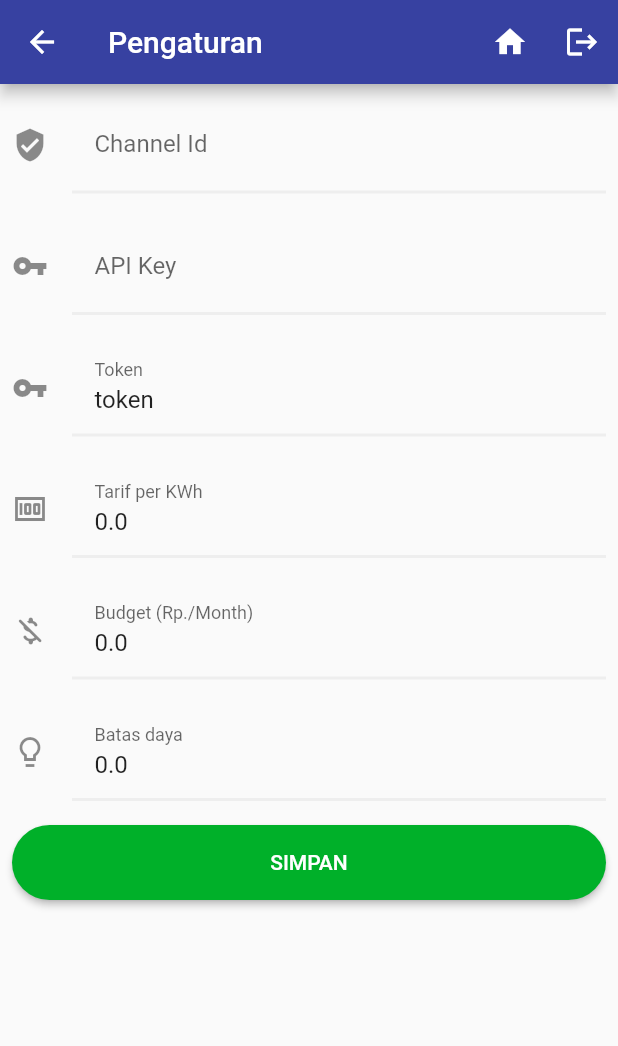
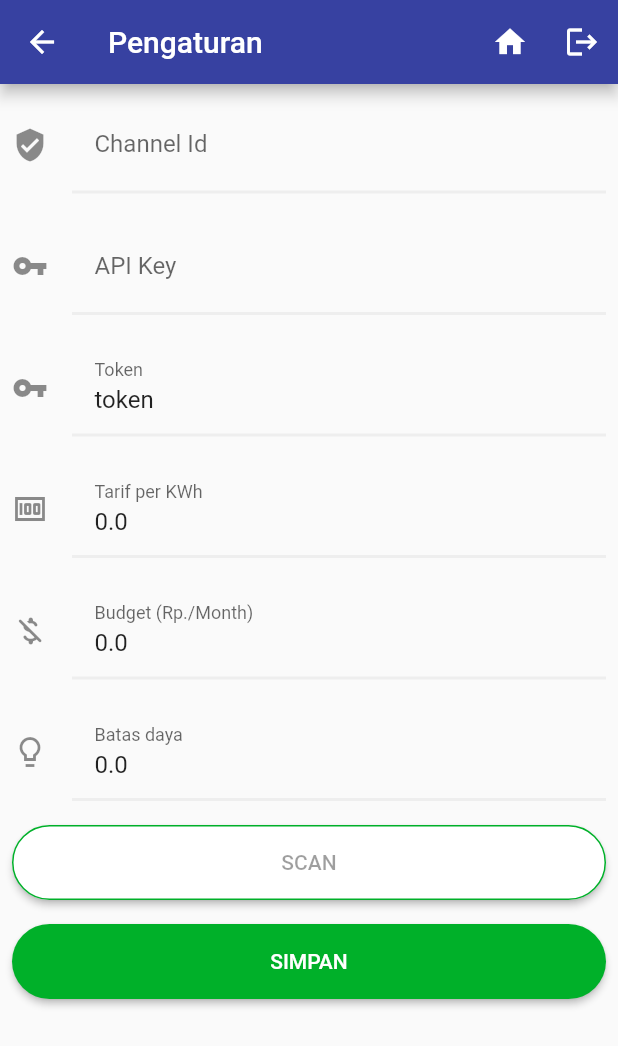
Before and after one commit to fahmi277/hinergi-v9, a Flutter app: the SettingPage screen opened by its route, on a phone screen of 412 x 824 dp. Shown: the top 1046 px of the screen. Run offline on Flutter 3.47's test engine with Material 2 defaults, Android fonts, the light colour scheme and no system bars; our stand-ins replace charts_flutter, dio, flutter_screenutil, fluttertoast, google_fonts, matcher and 5 more; missing offline and left inert: barcode_scan, dart:ffi, qr_code_scanner; accounts and stored records are empty.

Commit message:
update setting

```diff
--- a/lib/login/view/LoginPage.dart
+++ b/lib/login/view/LoginPage.dart
@@ -178,21 +178,8 @@ class _LoginPageState extends State<LoginPage> {
                                                       chanelId = barcode.split(',')[0];
                                                       apiKey = barcode.split(',')[1];
                                                       token = barcode.split(',')[2];
-                                                      // chanelId = barcode.substring( 0, barcode.indexOf(","));
-                                                      // apiKey = barcode.substring(barcode.indexOf(",")+1, barcode.indexOf(",")+2);
-                                                      // token = barcode.substring(barcode.indexOf(",")+2, barcode.length);
-                                                      print("Channe id adalah : $chanelId");
-                                                        this.barcode = chanelId;
-                                                      // if(chanelId.isEmpty && apiKey.isEmpty){
-                                                      //     chanelId = barcode;
-                                                      //   }else if(chanelId.isEmpty && apiKey.isNotEmpty){
-                                                      //     chanelId = barcode;
-                                                      //   }else if(chanelId.isNotEmpty && apiKey.isEmpty){
-                                                      //     apiKey = barcode;
-                                                      //   }else if(chanelId.isNotEmpty && apiKey.isNotEmpty){
-                                                      //     chanelId = barcode;
-                                                      //     apiKey = "";
-                                                      //   }
+                                                      this.barcode = chanelId;
+
                                                     });
                                                   } on PlatformException catch (error) {
                                                     if (error.code == BarcodeScanner.CameraAccessDenied) {
--- a/lib/setting/view/SettingPage.dart
+++ b/lib/setting/view/SettingPage.dart
@@ -1,16 +1,31 @@
+import 'package:barcode_scan/barcode_scan.dart';
 import 'package:flutter/material.dart';
+import 'package:flutter/services.dart';
 import 'package:hinergi_v9/model/setting.dart';
 import 'package:hinergi_v9/setting/model/MyTextFormField.dart';
+import 'package:hinergi_v9/views/HistoryPage.dart';
 // import 'package:hinergi_kwh/view/buttonDate.dart';
 import 'package:shared_preferences/shared_preferences.dart';
 import 'package:flutter_screenutil/flutter_screenutil.dart';
 import 'package:google_fonts/google_fonts.dart';
 import 'package:validators/validators.dart' as validator;
 
-class SettingPage extends StatelessWidget {
+class SettingPage extends StatefulWidget {
+  @override
+  _SettingPage createState() => _SettingPage();
+}
+class _SettingPage extends State<SettingPage> {
   Setting setting = Setting();
   Setting seter = Setting();
-  SettingPage();
+  // SettingPage();
+  String barcode = "";
+  String chanelId = "";
+  String apiKey = "";
+  String token = "";
+
+  String tarif = "";
+  String budget = "";
+  String kwh = "";
 
   final _formKey = GlobalKey<FormState>();
 
@@ -27,6 +42,18 @@ class SettingPage extends StatelessWidget {
       future: seter.getSetting(),
       builder: (context, AsyncSnapshot<Setting> snapshot) {
         if (snapshot.hasData) {
+          if(chanelId == "" || apiKey == "" || token == ""){
+            chanelId = snapshot.data.channelId.toString();
+            apiKey = snapshot.data.apiKey.toString();
+            token = snapshot.data.token.toString();
+          }
+
+          if(tarif == "" || budget == "" || kwh == ""){
+            tarif = snapshot.data.tarifPerKwh.toString();
+            budget = snapshot.data.budgetMax.toString();
+            kwh = snapshot.data.kwhMax.toString();
+          }
+
           return new Scaffold(
               body: SingleChildScrollView(
                   child: Form(
@@ -76,7 +103,7 @@ class SettingPage extends StatelessWidget {
                         MyTextFormField(
                           hintText: 'Masukkan Channel Id anda',
                           labelText: 'Channel Id',
-                          value: snapshot.data.channelId ?? 0,
+                          value: chanelId,
                           isEmail: false,
                           icon: Icon(Icons.verified_user),
                           validator: (String value) {
@@ -92,7 +119,7 @@ class SettingPage extends StatelessWidget {
                         MyTextFormField(
                           hintText: 'Masukkan API Key anda',
                           labelText: 'API Key',
-                          value: snapshot.data.apiKey ?? 0,
+                          value: apiKey,
                           isEmail: false,
                           icon: Icon(Icons.vpn_key_sharp),
                           validator: (String value) {
@@ -108,7 +135,7 @@ class SettingPage extends StatelessWidget {
                         MyTextFormField(
                           hintText: 'Masukkan token anda',
                           labelText: 'Token',
-                          value: snapshot.data.token ?? 0,
+                          value: token,
                           isEmail: false,
                           icon: Icon(Icons.vpn_key_sharp),
                           validator: (String value) {
@@ -171,7 +198,57 @@ class SettingPage extends StatelessWidget {
                         ),
                         Container(
                             // alignment: Alignment.topRight,
-                            child: Padding(
+                          child: Column(
+                            children:[
+                              Padding(
+                                padding: const EdgeInsets.all(8.0),
+                                child: SizedBox(
+                                    width: double.infinity,
+                                    // minWidth: 200.0,
+                                    height: 50.0,
+                                    child: RaisedButton(
+                                      // color: Colors.blueAccent,
+                                      shape: RoundedRectangleBorder(
+                                        borderRadius: BorderRadius.circular(25.0),
+                                        side: BorderSide(color: Color.fromARGB(255,0,176,41))
+                                        // side: BorderSide(color: Colors.red)
+                                      ),
+                                      color: Colors.white,
+                                       onPressed: () async {
+                                                  try {
+                                                    String barcode = await BarcodeScanner.scan();
+                                                    setState(() {
+                                                      // String coba = '1154780,SPZVVOM0D4YO6TX0,horeksdfklj';
+                                                      // print(coba.split(',')[0]);
+                                                      // this.barcode = barcode;
+                                                      chanelId = barcode.split(',')[0];
+                                                      apiKey = barcode.split(',')[1];
+                                                      token = barcode.split(',')[2];
+                                                      this.barcode = snapshot.data.channelId;
+
+                                                    });
+                                                  } on PlatformException catch (error) {
+                                                    if (error.code == BarcodeScanner.CameraAccessDenied) {
+                                                      setState(() {
+                                                        this.barcode = 'Izin kamera tidak diizinkan oleh si pengguna';
+                                                      });
+                                                    } else {
+                                                      setState(() {
+                                                        this.barcode = 'Error: $error';
+                                                      });
+                                                    }
+                                                  }
+                                                },
+                                      child: Text(
+                                        'SCAN',
+                                        style: TextStyle(
+                                          color: Colors.black38,
+                                        ),
+                                      ),
+                                    )
+                                  )
+                              ),
+                              Padding(
                                 padding: const EdgeInsets.all(8.0),
                                 child: SizedBox(
                                     width: double.infinity,
@@ -199,8 +276,17 @@ class SettingPage extends StatelessWidget {
                                           color: Colors.white,
                                         ),
                                       ),
-                                    )))),
-                      ]))));
+                                    )
+                                  )
+                                )
+                            ]
+                          )
+                        ),
+                      ]
+                    )
+                  )
+                )
+              );
         } else {
           return new Scaffold(
               body: SingleChildScrollView(
--- a/lib/views/HistoryPage.dart
+++ b/lib/views/HistoryPage.dart
@@ -116,8 +116,10 @@ class _HistoryPageState extends State<HistoryPage> {
                 print("fahmi maulana");
                 // return Text("data");
                 return Scaffold(
-                    body: SingleChildScrollView(
-                      child :SafeArea(
+                    body:
+                    // SingleChildScrollView(
+                    //   child :
+                      SafeArea(
                         top: false,
                         child: Stack(
                           children: [
@@ -481,7 +483,7 @@ class _HistoryPageState extends State<HistoryPage> {
                           ],
                         )
                         )
-                        )
+                        // )
                         );
               } else {
                 return Center(child: Text("fahmi"));
```
